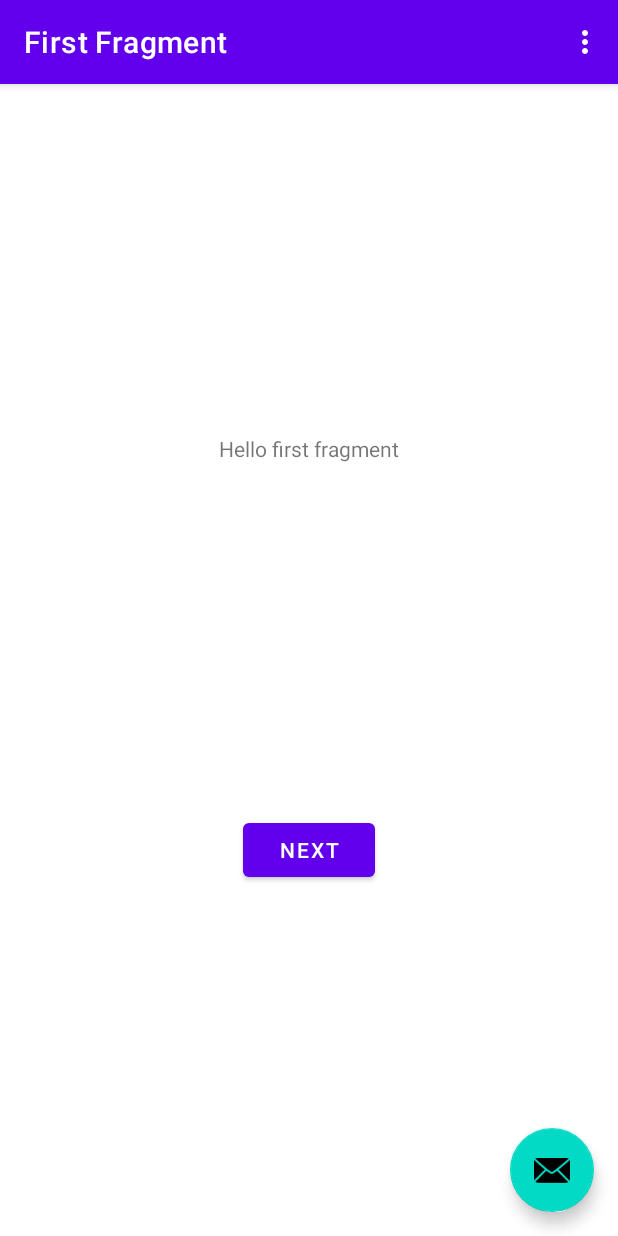
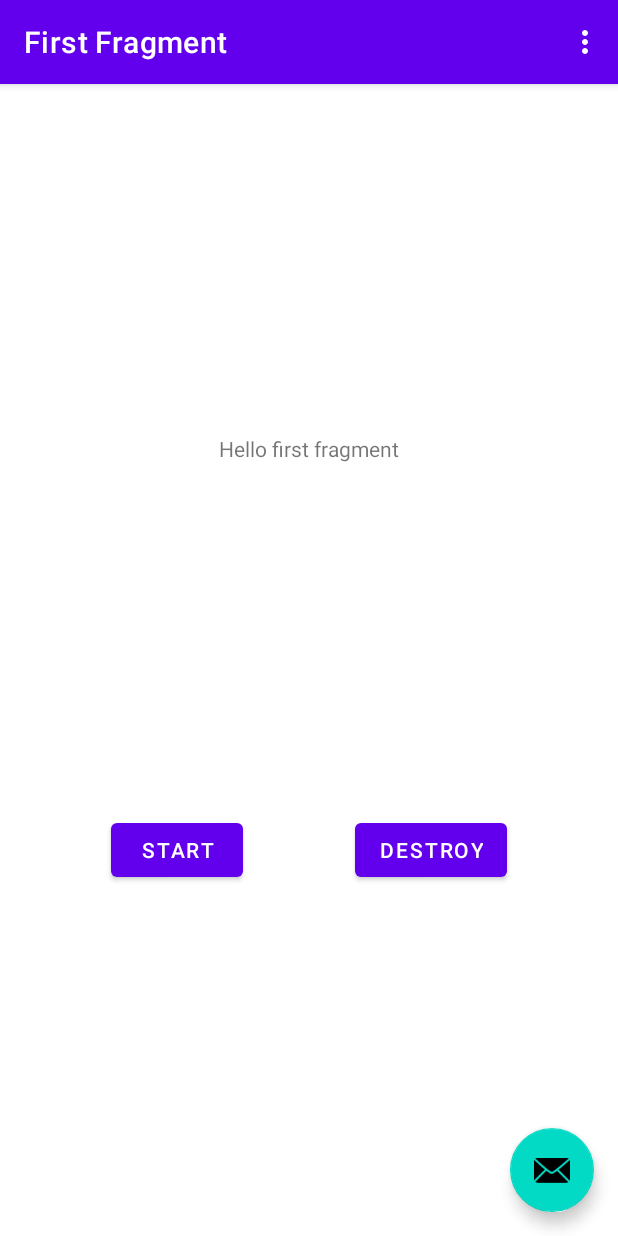
Before and after one commit to JakubMosakowski/coroutines-playground, an Android app: the screen it shows after launch (MainActivity), on a phone screen of 412 x 824 dp. Run offline under Robolectric (Android 15) with nearby library versions, the phone set to English and light mode, and no system bars; our stand-ins replace navigation-ui.

Commit message:
Prepare fake view model with it's own scope

```diff
--- /dev/null
+++ b/app/src/main/java/com/jakmos/coroutines_playground/FakeViewModel.kt
@@ -0,0 +1,41 @@
+package com.jakmos.coroutines_playground
+
+import android.util.Log
+import kotlinx.coroutines.CoroutineExceptionHandler
+import kotlinx.coroutines.CoroutineScope
+import kotlinx.coroutines.Dispatchers
+import kotlinx.coroutines.SupervisorJob
+import kotlinx.coroutines.cancel
+import kotlinx.coroutines.delay
+import kotlinx.coroutines.flow.asFlow
+import kotlinx.coroutines.flow.onEach
+import kotlinx.coroutines.launch
+
+class FakeViewModel {
+
+    private val scope = CoroutineScope(
+        Dispatchers.Default + SupervisorJob() + CoroutineExceptionHandler { coroutineContext, throwable ->
+            Log.v("KUBA", "Thrown: $throwable in context: $coroutineContext")
+        }
+    )
+
+    private val flow = (0..Int.MAX_VALUE)
+        .asSequence()
+        .asFlow()
+        .onEach { delay(1_000) }
+
+    fun collect() {
+        scope.launch {
+            Log.v("KUBA", "Start collecting")
+
+            flow.collect {
+                if(it == 5) throw Exception("Fake network error")
+                Log.v("KUBA", "Collected from shared flow: $it ---")
+            }
+        }
+    }
+
+    fun onDestroy() {
+        scope.cancel()
+    }
+}
--- a/app/src/main/java/com/jakmos/coroutines_playground/FirstFragment.kt
+++ b/app/src/main/java/com/jakmos/coroutines_playground/FirstFragment.kt
@@ -1,12 +1,11 @@
 package com.jakmos.coroutines_playground
 
 import android.os.Bundle
-import androidx.fragment.app.Fragment
 import android.view.LayoutInflater
 import android.view.View
 import android.view.ViewGroup
+import androidx.fragment.app.Fragment
 import androidx.fragment.app.viewModels
-import androidx.navigation.fragment.findNavController
 import com.jakmos.coroutines_playground.databinding.FragmentFirstBinding
 
 /**
@@ -20,25 +19,32 @@ class FirstFragment : Fragment() {
     // onDestroyView.
     private val binding get() = _binding!!
 
-    private val viewModel: FirstViewModel by viewModels()
+    private var fakeViewModel: FakeViewModel = FakeViewModel()
 
     override fun onCreateView(
         inflater: LayoutInflater, container: ViewGroup?,
         savedInstanceState: Bundle?
-    ): View? {
+    ): View {
 
         _binding = FragmentFirstBinding.inflate(inflater, container, false)
         return binding.root
-
     }
 
     override fun onViewCreated(view: View, savedInstanceState: Bundle?) {
         super.onViewCreated(view, savedInstanceState)
 
-        viewModel.init()
-        binding.buttonFirst.setOnClickListener {
-            findNavController().navigate(R.id.action_FirstFragment_to_SecondFragment)
+        binding.buttonStart.setOnClickListener {
+            fakeViewModel.collect()
         }
+
+        binding.buttonDestroy.setOnClickListener {
+            simulateDestroy()
+        }
+    }
+
+    private fun simulateDestroy() {
+        fakeViewModel.onDestroy()
+        fakeViewModel = FakeViewModel()
     }
 
     override fun onDestroyView() {
--- a/app/src/main/java/com/jakmos/coroutines_playground/FirstViewModel.kt
+++ /dev/null
@@ -1,41 +0,0 @@
-package com.jakmos.coroutines_playground
-
-import android.util.Log
-import androidx.lifecycle.ViewModel
-import androidx.lifecycle.viewModelScope
-import kotlinx.coroutines.channels.Channel
-import kotlinx.coroutines.flow.MutableSharedFlow
-import kotlinx.coroutines.flow.receiveAsFlow
-import kotlinx.coroutines.launch
-
-class FirstViewModel : ViewModel() {
-
-    private val sharedFlow = MutableSharedFlow<Int>()
-    private val channel = Channel<Int>()
-
-    fun init() {
-        emit(1)
-        collect()
-        emit(2)
-    }
-
-    private fun emit(value: Int) = viewModelScope.launch {
-        sharedFlow.emit(value)
-        channel.send(value)
-    }
-
-    private fun collect() {
-        viewModelScope.launch {
-            Log.v("KUBA", "Start collecting")
-
-            sharedFlow.collect {
-                Log.v("KUBA", "Collected from shared flow: $it ---")
-            }
-        }
-        viewModelScope.launch {
-            channel.receiveAsFlow().collect {
-                Log.v("KUBA", "Collected from channel: $it ---")
-            }
-        }
-    }
-}
--- a/app/src/main/res/layout/fragment_first.xml
+++ b/app/src/main/res/layout/fragment_first.xml
@@ -11,18 +11,28 @@
         android:layout_width="wrap_content"
         android:layout_height="wrap_content"
         android:text="@string/hello_first_fragment"
-        app:layout_constraintBottom_toTopOf="@id/button_first"
+        app:layout_constraintBottom_toTopOf="@id/button_destroy"
         app:layout_constraintEnd_toEndOf="parent"
         app:layout_constraintStart_toStartOf="parent"
         app:layout_constraintTop_toTopOf="parent" />
 
     <Button
-        android:id="@+id/button_first"
+        android:id="@+id/button_start"
         android:layout_width="wrap_content"
         android:layout_height="wrap_content"
-        android:text="@string/next"
+        android:text="@string/start"
+        app:layout_constraintBottom_toBottomOf="parent"
+        app:layout_constraintEnd_toStartOf="@+id/button_destroy"
+        app:layout_constraintStart_toStartOf="parent"
+        app:layout_constraintTop_toBottomOf="@id/textview_first" />
+
+    <Button
+        android:id="@+id/button_destroy"
+        android:layout_width="wrap_content"
+        android:layout_height="wrap_content"
+        android:text="@string/destroy"
         app:layout_constraintBottom_toBottomOf="parent"
         app:layout_constraintEnd_toEndOf="parent"
-        app:layout_constraintStart_toStartOf="parent"
+        app:layout_constraintStart_toEndOf="@id/button_start"
         app:layout_constraintTop_toBottomOf="@id/textview_first" />
 </androidx.constraintlayout.widget.ConstraintLayout>
--- a/app/src/main/res/values/strings.xml
+++ b/app/src/main/res/values/strings.xml
@@ -5,6 +5,8 @@
     <string name="first_fragment_label">First Fragment</string>
     <string name="second_fragment_label">Second Fragment</string>
     <string name="next">Next</string>
+    <string name="start">Start</string>
+    <string name="destroy">Destroy</string>
     <string name="previous">Previous</string>
 
     <string name="hello_first_fragment">Hello first fragment</string>
```
